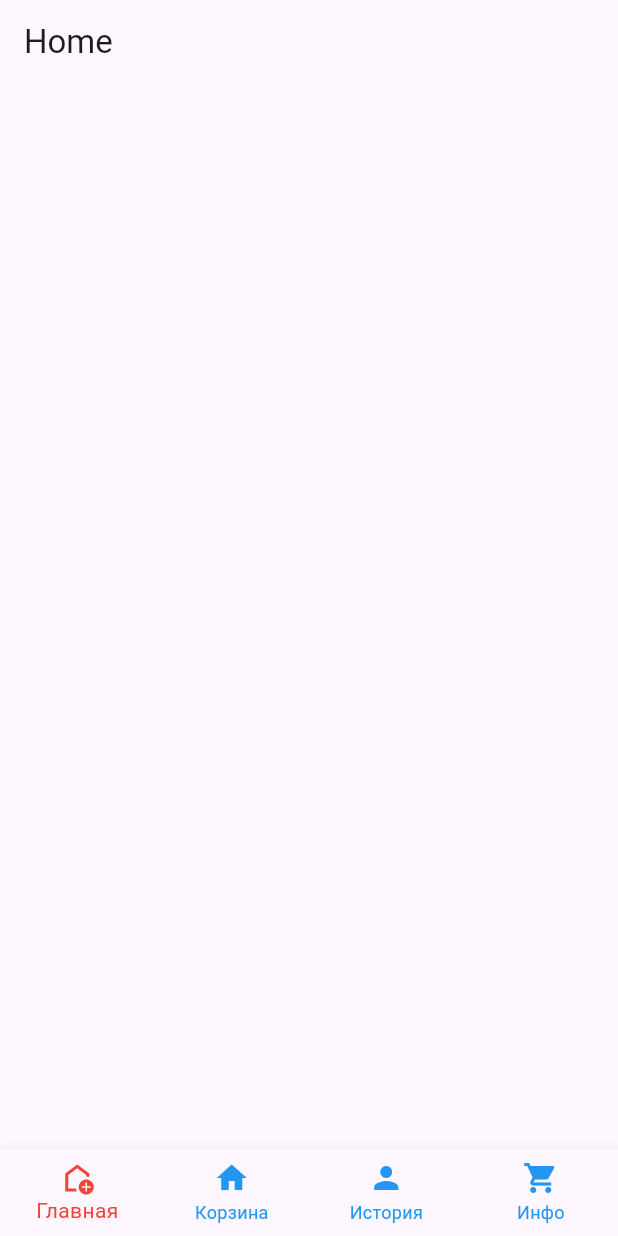
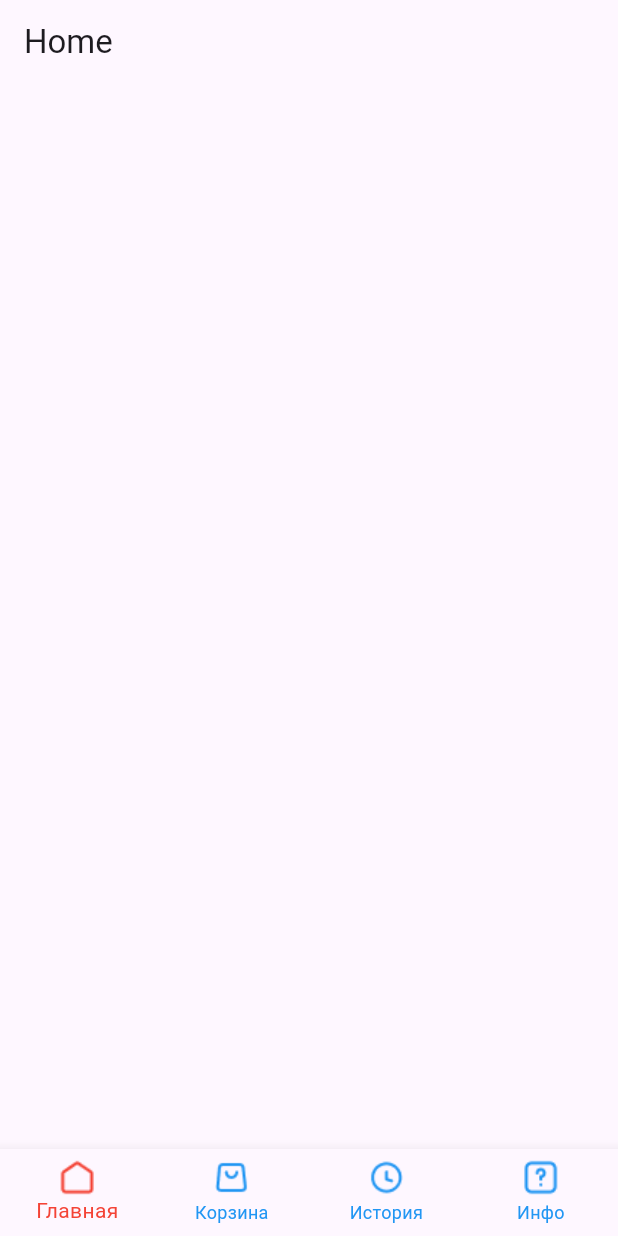
Before and after one commit to begimaikozhon/neobook_challenge, a Flutter app: the screen it shows after launch, on a phone screen of 412 x 824 dp. Run offline on Flutter 3.47's test engine with Material 3 defaults, Android fonts, the phone set to English and light mode, and no system bars.

Commit message:
add colors

```diff
--- a/lib/src/app/app.dart
+++ b/lib/src/app/app.dart
@@ -7,6 +7,7 @@ class MyApp extends StatelessWidget {
   @override
   Widget build(BuildContext context) {
     return MaterialApp(
+      debugShowCheckedModeBanner: false,
       title: 'Flutter Demo',
       theme: ThemeData(
         colorScheme: ColorScheme.fromSeed(seedColor: Colors.deepPurple),
--- a/lib/src/app/bottom_nav_bar.dart
+++ b/lib/src/app/bottom_nav_bar.dart
@@ -1,8 +1,8 @@
 import 'package:flutter/material.dart';
-import 'package:neobook_challenge/src/app/screen/busket_screen.dart';
-import 'package:neobook_challenge/src/app/screen/history_screen.dart';
-import 'package:neobook_challenge/src/app/screen/home_screen.dart';
-import 'package:neobook_challenge/src/app/screen/info_screen.dart';
+import 'package:neobook_challenge/src/screen/busket_screen.dart';
+import 'package:neobook_challenge/src/screen/history_screen.dart';
+import 'package:neobook_challenge/src/screen/home_screen.dart';
+import 'package:neobook_challenge/src/screen/info_screen.dart';
 
 class BottomNavBar extends StatefulWidget {
   const BottomNavBar({Key? key}) : super(key: key);
@@ -40,22 +40,22 @@ class _BottomNavBarState extends State<BottomNavBar> {
           onTap: (index) => setState(() => currentIndex = index),
           items: const [
             BottomNavigationBarItem(
-              icon: Icon(Icons.add_home_outlined),
+              icon: ImageIcon(AssetImage('assets/home-03.png')),
               label: 'Главная',
               backgroundColor: Colors.black,
             ),
             BottomNavigationBarItem(
-              icon: Icon(Icons.home),
+              icon: ImageIcon(AssetImage('assets/bag-03.png')),
               label: 'Корзина',
               backgroundColor: Colors.black,
             ),
             BottomNavigationBarItem(
-              icon: Icon(Icons.person),
+              icon: ImageIcon(AssetImage('assets/clock-01.png')),
               label: 'История',
               backgroundColor: Colors.black,
             ),
             BottomNavigationBarItem(
-              icon: Icon(Icons.shopping_cart),
+              icon: ImageIcon(AssetImage('assets/help-square-contained.png')),
               label: 'Инфо',
               backgroundColor: Colors.black,
             ),
```
Also changed, not shown: lib/src/themes/app_colors.dart (added, +12 -0 lines), assets/clock-01.svg (deleted), assets/help-square-contained.svg (deleted), lib/src/screen/busket_screen.dart (renamed from lib/src/app/screen/busket_screen.dart), lib/src/screen/history_screen.dart (renamed from lib/src/app/screen/history_screen.dart), lib/src/screen/home_screen.dart (renamed from lib/src/app/screen/home_screen.dart), lib/src/screen/info_screen.dart (renamed from lib/src/app/screen/info_screen.dart).
